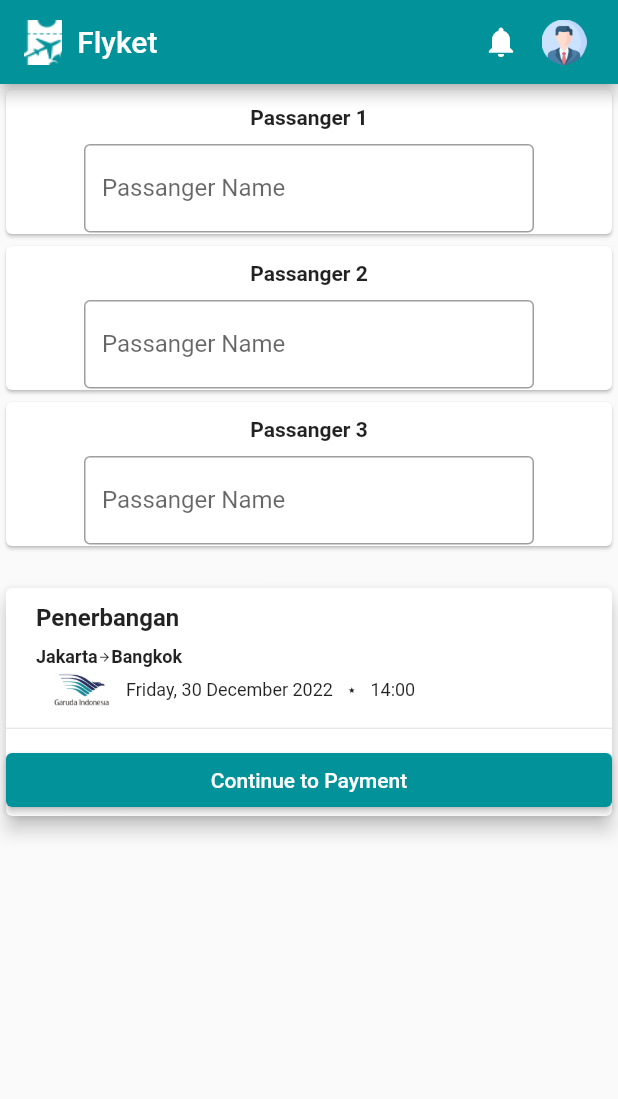
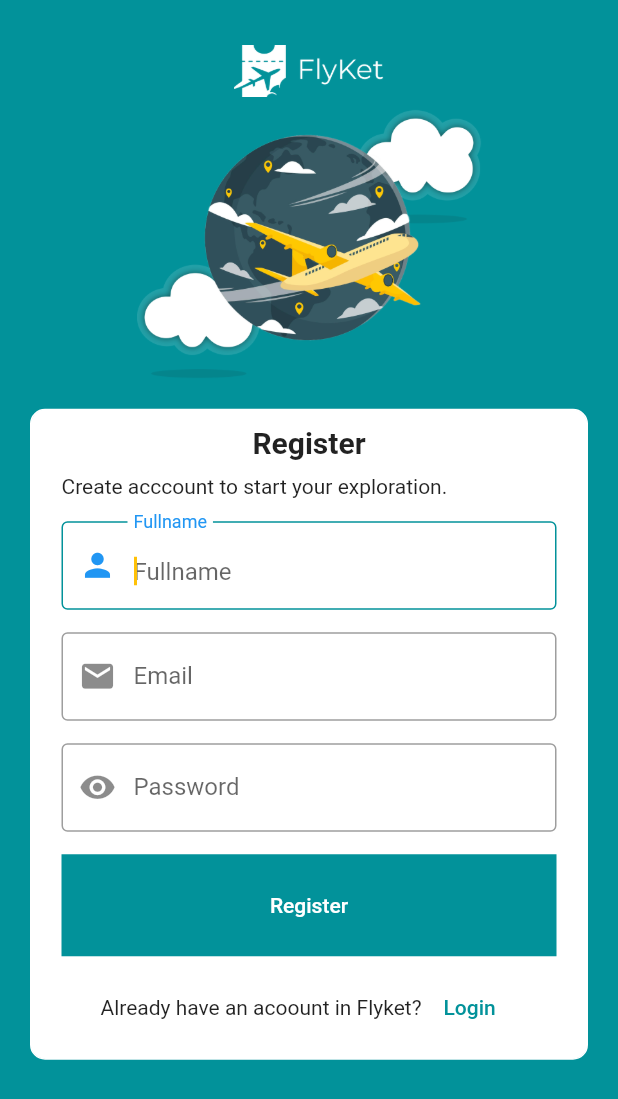
Before and after one commit to driskimaulana/flyket, a Flutter app: the screen it shows after launch, on a phone screen of 412 x 824 dp. Shown: the top 1099 px of the screen. Run offline on Flutter 3.47's test engine with Material 2 defaults, Android fonts, the light colour scheme and no system bars; our stand-ins replace dropdown_button2; missing offline and left inert: dart:ffi, dropdownfield2.

Commit message:
make login and register interface

```diff
--- a/lib/main.dart
+++ b/lib/main.dart
@@ -2,7 +2,9 @@ import 'package:flutter/material.dart';
 import 'package:flyket/model/schedule/search_scheadule.dart';
 import 'package:flyket/view/screen/choose_schedule/choose_schedule.dart';
 import 'package:flyket/view/screen/home/home_screen.dart';
+import 'package:flyket/view/screen/login/login.dart';
 import 'package:flyket/view/screen/passanger_form/passanger_form.dart';
+import 'package:flyket/view/screen/register/register.dart';
 
 void main() {
   runApp(const MyApp());
@@ -20,8 +22,8 @@ class MyApp extends StatelessWidget {
       theme: ThemeData(
         primarySwatch: Colors.cyan,
       ),
-      // home: const HomeScreen(),
-      home: PassangerForm(),
+      home: RegisterPage(),
+      // home: PassangerForm(),
       // home: ChooseSchedule(
       //   searchFlight: new SearchScheadule(
       //       fromAirport: "Jakarta",
--- a/lib/view/screen/register/register.dart
+++ b/lib/view/screen/register/register.dart
@@ -0,0 +1,185 @@
+import 'package:flutter/material.dart';
+
+class RegisterPage extends StatelessWidget {
+  static const nameRoute = '/homepage';
+  final mainColor = const Color(0xff02929A);
+  @override
+  Widget build(BuildContext context) {
+    return MaterialApp(
+      home: Scaffold(
+        body: Center(
+          child: Column(
+            crossAxisAlignment: CrossAxisAlignment.center,
+            children: [
+              Column(
+                children: [
+                  Container(
+                    width: 100,
+                    padding: EdgeInsets.only(top: 30),
+                    child:
+                        Image(image: AssetImage('assets/images/logofull.png')),
+                  ),
+                  Container(
+                    width: 230,
+                    child:
+                        Image(image: AssetImage('assets/images/loginImg.png')),
+                  ),
+                ],
+              ),
+              Expanded(
+                child: ListView.builder(
+                  itemCount: 1,
+                  itemBuilder: ((context, index) => Container(
+                        margin: const EdgeInsets.all(20),
+                        padding: const EdgeInsets.symmetric(
+                            horizontal: 20, vertical: 10),
+                        width: MediaQuery.of(context).size.width,
+                        decoration: BoxDecoration(
+                          border: Border.all(
+                            color: Colors.white,
+                            style: BorderStyle.solid,
+                            width: 1.0,
+                          ),
+                          color: Colors.white,
+                          borderRadius: BorderRadius.circular(10.0),
+                        ),
+                        child: Column(
+                          children: [
+                            const Text(
+                              "Register",
+                              style: TextStyle(
+                                  fontWeight: FontWeight.w600, fontSize: 20),
+                            ),
+                            Container(
+                                alignment: Alignment.centerLeft,
+                                padding: const EdgeInsets.only(top: 10),
+                                child: const Text(
+                                  "Create acccount to start your exploration.",
+                                  style: TextStyle(fontWeight: FontWeight.w400),
+                                )),
+                            const Padding(
+                              padding: EdgeInsets.only(top: 15),
+                              child: TextField(
+                                autofocus: true,
+                                cursorColor: Colors.amber,
+                                showCursor: true,
+                                autocorrect: false,
+                                textAlignVertical: TextAlignVertical.bottom,
+                                textCapitalization:
+                                    TextCapitalization.characters,
+                                decoration: InputDecoration(
+                                  border: OutlineInputBorder(),
+                                  focusedBorder: OutlineInputBorder(
+                                      borderSide:
+                                          BorderSide(color: Color(0xff02929A))),
+                                  prefixIcon: Icon(
+                                    Icons.person,
+                                    size: 25,
+                                  ),
+                                  hintText: "Fullname",
+                                  labelText: "Fullname",
+                                  // labelStyle: TextStyle(color: Color(0xff02929A)),
+                                ),
+                              ),
+                            ),
+                            const Padding(
+                              padding: EdgeInsets.only(top: 15),
+                              child: TextField(
+                                autofocus: true,
+                                cursorColor: Colors.amber,
+                                showCursor: true,
+                                autocorrect: false,
+                                textAlignVertical: TextAlignVertical.bottom,
+                                textCapitalization:
+                                    TextCapitalization.characters,
+                                decoration: InputDecoration(
+                                  border: OutlineInputBorder(),
+                                  focusedBorder: OutlineInputBorder(
+                                      borderSide:
+                                          BorderSide(color: Color(0xff02929A))),
+                                  prefixIcon: Icon(
+                                    Icons.email,
+                                    size: 25,
+                                  ),
+                                  hintText: "Your Email Address",
+                                  labelText: "Email",
+                                  // labelStyle: TextStyle(color: Color(0xff02929A)),
+                                ),
+                              ),
+                            ),
+                            const Padding(
+                              padding: EdgeInsets.only(top: 15),
+                              child: TextField(
+                                autofocus: true,
+                                cursorColor: Colors.amber,
+                                showCursor: true,
+                                autocorrect: false,
+                                textAlignVertical: TextAlignVertical.bottom,
+                                textCapitalization:
+                                    TextCapitalization.characters,
+                                decoration: InputDecoration(
+                                  border: OutlineInputBorder(),
+                                  focusedBorder: OutlineInputBorder(
+                                      borderSide:
+                                          BorderSide(color: Color(0xff02929A))),
+                                  prefixIcon: Icon(
+                                    Icons.remove_red_eye,
+                                    size: 25,
+                                  ),
+                                  hintText: "Password",
+                                  labelText: "Password",
+                                  // labelStyle: TextStyle(color: Color(0xff02929A)),
+                                ),
+                              ),
+                            ),
+                            Container(
+                              color: mainColor,
+                              padding: const EdgeInsets.all(10),
+                              margin: const EdgeInsets.only(top: 15),
+                              width: MediaQuery.of(context).size.width,
+                              child: TextButton(
+                                style: TextButton.styleFrom(
+                                  foregroundColor: Colors.white,
+                                ),
+                                onPressed: () {},
+                                child: const Text('Register'),
+                              ),
+                            ),
+                            Row(
+                              mainAxisAlignment: MainAxisAlignment.center,
+                              children: [
+                                Container(
+                                    alignment: Alignment.center,
+                                    padding: const EdgeInsets.only(top: 10),
+                                    child: const Text(
+                                      "Already have an acoount in Flyket?",
+                                      style: TextStyle(
+                                          fontWeight: FontWeight.w400),
+                                    )),
+                                Container(
+                                  alignment: Alignment.center,
+                                  padding: const EdgeInsets.only(top: 10),
+                                  child: TextButton(
+                                    style: TextButton.styleFrom(
+                                      foregroundColor: Color(0xff02929A),
+                                    ),
+                                    onPressed: () {},
+                                    child: const Text('Login'),
+                                  ),
+                                ),
+                              ],
+                            ),
+                          ],
+                        ),
+                      )),
+                ),
+              )
+            ],
+          ),
+        ),
+      ),
+      debugShowCheckedModeBanner: false,
+      theme: ThemeData(scaffoldBackgroundColor: mainColor),
+    );
+  }
+}
```
Also changed, not shown: lib/view/screen/login/login.dart (+165 -0 lines), pubspec.yaml (+5 -2 lines), assets/images/loginImg.png (added), assets/images/logofull.png (added), assets/images/text.png (added), lib/providers/auth.dart (added), pubspec.lock, 5 other files.
